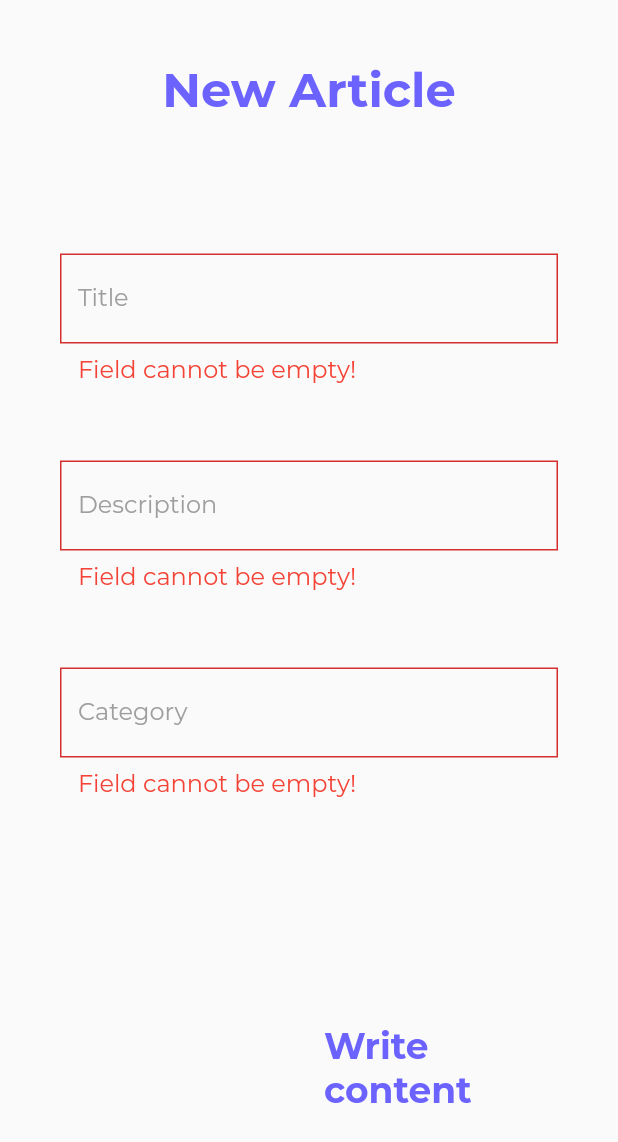
After one commit to MattViper/audioholics-flutter, a Flutter app: the AddArticleMetaScreen screen opened by its route, after a tap on "Write content", on a phone screen of 412 x 824 dp. The commit adds this screen. Shown: the top 1142 px of the screen. Run offline on Flutter 3.47's test engine with Material 2 defaults, Android fonts, the phone set to English and light mode, and no system bars; our stand-ins replace flutter_secure_storage, flutter_swiper, font_awesome_flutter; accounts and stored records are empty.

Commit message:
made AddArticleMetaScreen

```diff
--- /dev/null
+++ b/lib/models/add_article_arguments.dart
@@ -0,0 +1,7 @@
+class AddArticleArguments {
+  String title;
+  String description;
+  String category;
+
+  AddArticleArguments(this.title, this.description, this.category);
+}
--- a/lib/routes.dart
+++ b/lib/routes.dart
@@ -1,9 +1,10 @@
+import 'package:audioholics/screens/add_article/add_article_body_screen.dart';
+import 'package:audioholics/screens/add_article/add_article_meta_screen.dart';
 import 'package:audioholics/screens/home_feed_screen.dart';
 import 'package:audioholics/screens/sign_in_screen.dart';
 import 'package:audioholics/screens/sign_up/sign_up_artist_name_screen.dart';
 import 'package:audioholics/screens/sign_up/sign_up_email_screen.dart';
 import 'package:audioholics/screens/sign_up/sign_up_password_screen.dart';
-
 
 final routes = {
   SignInScreen.routeName: (ctx) => SignInScreen(),
@@ -11,4 +12,6 @@ final routes = {
   SignUpEmailScreen.routeName: (ctx) => SignUpEmailScreen(),
   SignUpPasswordScreen.routeName: (ctx) => SignUpPasswordScreen(),
   HomeFeedScreen.routeName: (ctx) => HomeFeedScreen(),
+  AddArticleMetaScreen.routeName: (ctx) => AddArticleMetaScreen(),
+  AddArticleBodyScreen.routeName: (ctx) => AddArticleBodyScreen(),
 };
--- /dev/null
+++ b/lib/screens/add_article/add_article_body_screen.dart
@@ -0,0 +1,29 @@
+import 'package:audioholics/models/add_article_arguments.dart';
+import 'package:flutter/material.dart';
+
+class AddArticleBodyScreen extends StatefulWidget {
+  static const routeName = '/add-article-body';
+
+  @override
+  _AddArticleBodyScreenState createState() => _AddArticleBodyScreenState();
+}
+
+class _AddArticleBodyScreenState extends State<AddArticleBodyScreen> {
+  @override
+  Widget build(BuildContext context) {
+    AddArticleArguments args = ModalRoute.of(context).settings.arguments;
+    var _title = args.title;
+    var _description = args.description;
+    var _category = args.category;
+
+    return Scaffold(
+      body: Container(
+        width: MediaQuery.of(context).size.width,
+        height: MediaQuery.of(context).size.height,
+        child: ListView(
+          children: <Widget>[],
+        ),
+      ),
+    );
+  }
+}
--- /dev/null
+++ b/lib/screens/add_article/add_article_meta_screen.dart
@@ -0,0 +1,168 @@
+import 'package:audioholics/models/add_article_arguments.dart';
+import 'package:audioholics/screens/add_article/add_article_body_screen.dart';
+import 'package:audioholics/shared/color_palette.dart';
+import 'package:flutter/material.dart';
+
+class AddArticleMetaScreen extends StatefulWidget {
+  static const routeName = '/add-article-meta';
+
+  @override
+  _AddArticleMetaScreenState createState() => _AddArticleMetaScreenState();
+}
+
+class _AddArticleMetaScreenState extends State<AddArticleMetaScreen> {
+  var _title;
+  var _description;
+  var _category;
+
+  final _formKey = GlobalKey<FormState>();
+
+  String _validateField(String field) {
+    if (field.isEmpty) {
+      return 'Field cannot be empty!';
+    }
+  }
+
+  @override
+  Widget build(BuildContext context) {
+    return Scaffold(
+      body: Container(
+        width: MediaQuery.of(context).size.width,
+        height: MediaQuery.of(context).size.height,
+        child: ListView(
+          children: <Widget>[
+            Padding(
+              padding: const EdgeInsets.symmetric(vertical: 40.0),
+              child: Center(
+                child: Text(
+                  'New Article',
+                  style: TextStyle(
+                      fontSize: 32.0,
+                      fontWeight: FontWeight.w700,
+                      color: ColorPalette.PrimaryColor),
+                ),
+              ),
+            ),
+            SizedBox(
+              height: 50,
+            ),
+            Form(
+              key: _formKey,
+              child: Column(
+                children: <Widget>[
+                  Container(
+                    margin: EdgeInsets.symmetric(horizontal: 40.0),
+                    child: TextFormField(
+                      keyboardType: TextInputType.text,
+                      onChanged: (value) => _title = value,
+                      validator: (value) => _validateField(value),
+                      decoration: InputDecoration(
+                        errorStyle:
+                            TextStyle(color: Colors.red, fontSize: 16.0),
+                        labelStyle: TextStyle(color: Colors.grey),
+                        labelText: 'Title',
+                        border: OutlineInputBorder(
+                          borderSide: BorderSide(
+                            color: Colors.grey,
+                          ),
+                          borderRadius: BorderRadius.circular(0.0),
+                        ),
+                        focusedBorder: OutlineInputBorder(
+                          borderSide: BorderSide(
+                            color: ColorPalette.PrimaryColor,
+                          ),
+                          borderRadius: BorderRadius.circular(0.0),
+                        ),
+                      ),
+                    ),
+                  ),
+                  SizedBox(
+                    height: 50,
+                  ),
+                  Container(
+                    margin: EdgeInsets.symmetric(horizontal: 40.0),
+                    child: TextFormField(
+                      keyboardType: TextInputType.text,
+                      onChanged: (value) => _description = value,
+                      validator: (value) => _validateField(value),
+                      decoration: InputDecoration(
+                        errorStyle:
+                            TextStyle(color: Colors.red, fontSize: 16.0),
+                        labelStyle: TextStyle(color: Colors.grey),
+                        labelText: 'Description',
+                        border: OutlineInputBorder(
+                          borderSide: BorderSide(
+                            color: Colors.grey,
+                          ),
+                          borderRadius: BorderRadius.circular(0.0),
+                        ),
+                        focusedBorder: OutlineInputBorder(
+                          borderSide: BorderSide(
+                            color: ColorPalette.PrimaryColor,
+                          ),
+                          borderRadius: BorderRadius.circular(0.0),
+                        ),
+                      ),
+                    ),
+                  ),
+                  SizedBox(
+                    height: 50,
+                  ),
+                  Container(
+                    margin: EdgeInsets.symmetric(horizontal: 40.0),
+                    child: TextFormField(
+                      keyboardType: TextInputType.text,
+                      onChanged: (value) => _category = value,
+                      validator: (value) => _validateField(value),
+                      decoration: InputDecoration(
+                        errorStyle:
+                            TextStyle(color: Colors.red, fontSize: 16.0),
+                        labelStyle: TextStyle(color: Colors.grey),
+                        labelText: 'Category',
+                        border: OutlineInputBorder(
+                          borderSide: BorderSide(
+                            color: Colors.grey,
+                          ),
+                          borderRadius: BorderRadius.circular(0.0),
+                        ),
+                        focusedBorder: OutlineInputBorder(
+                          borderSide: BorderSide(
+                            color: ColorPalette.PrimaryColor,
+                          ),
+                          borderRadius: BorderRadius.circular(0.0),
+                        ),
+                      ),
+                    ),
+                  ),
+                ],
+              ),
+            ),
+            SizedBox(
+              height: 50,
+            ),
+            Padding(
+              padding: const EdgeInsets.fromLTRB(200, 100, 20, 50),
+              child: FlatButton(
+                onPressed: () {
+                  if (_formKey.currentState.validate()) {
+                    Navigator.of(context).pushNamed(
+                        AddArticleBodyScreen.routeName,
+                        arguments: AddArticleArguments(
+                            _title, _description, _category));
+                  }
+                },
+                child: Text(
+                  'Write content',
+                  style: TextStyle(
+                      color: ColorPalette.PrimaryColor,
+                      fontSize: 24.0,
+                      fontWeight: FontWeight.w700),
+                ),
+              ),
+            )
+          ],
+        ),
+      ),
+    );
+  }
+}
--- a/lib/screens/add_article_screen.dart
+++ /dev/null
@@ -1,18 +0,0 @@
-import 'package:flutter/material.dart';
-
-class AddArticleScreen extends StatefulWidget {
-  static const routeName = '/add-article';
-
-  @override
-  _AddArticleScreenState createState() => _AddArticleScreenState();
-}
-
-class _AddArticleScreenState extends State<AddArticleScreen> {
-  String password;
-
-  @override
-  Widget build(BuildContext context) {
-    // TODO: implement build
-    throw UnimplementedError();
-  }
-}
--- a/lib/screens/home_feed_screen.dart
+++ b/lib/screens/home_feed_screen.dart
@@ -1,7 +1,7 @@
 import 'dart:async';
 
 import 'package:audioholics/providers/articles.dart';
-import 'package:audioholics/screens/sign_up/sign_up_artist_name_screen.dart';
+import 'package:audioholics/screens/add_article/add_article_meta_screen.dart';
 import 'package:audioholics/shared/color_palette.dart';
 import 'package:audioholics/widgets/app_drawer.dart';
 import 'package:audioholics/widgets/article_card.dart';
@@ -148,7 +148,7 @@ class _HomeFeedScreenState extends State<HomeFeedScreen> with RouteAware {
       transitionDuration: duration,
       pageBuilder: (BuildContext context, Animation<double> animation,
               Animation<double> secondaryAnimation) =>
-          SignUpArtistNameScreen(),
+          AddArticleMetaScreen(),
       transitionsBuilder: (BuildContext context, Animation<double> animation,
               Animation<double> secondaryAnimation, Widget child) =>
           _buildTransition(child, animation, fabSize, fabOffset),
```
